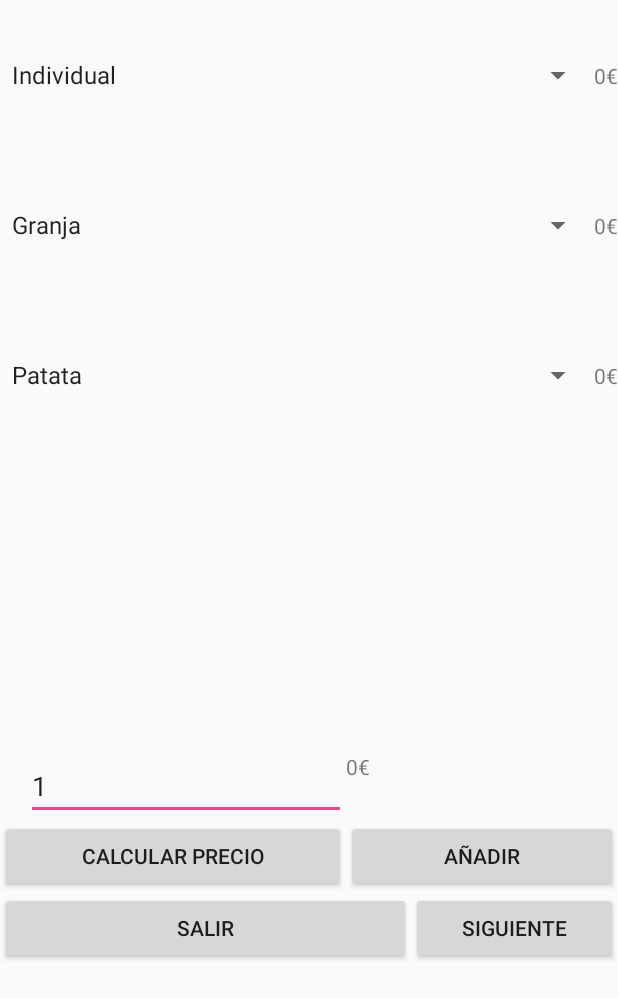
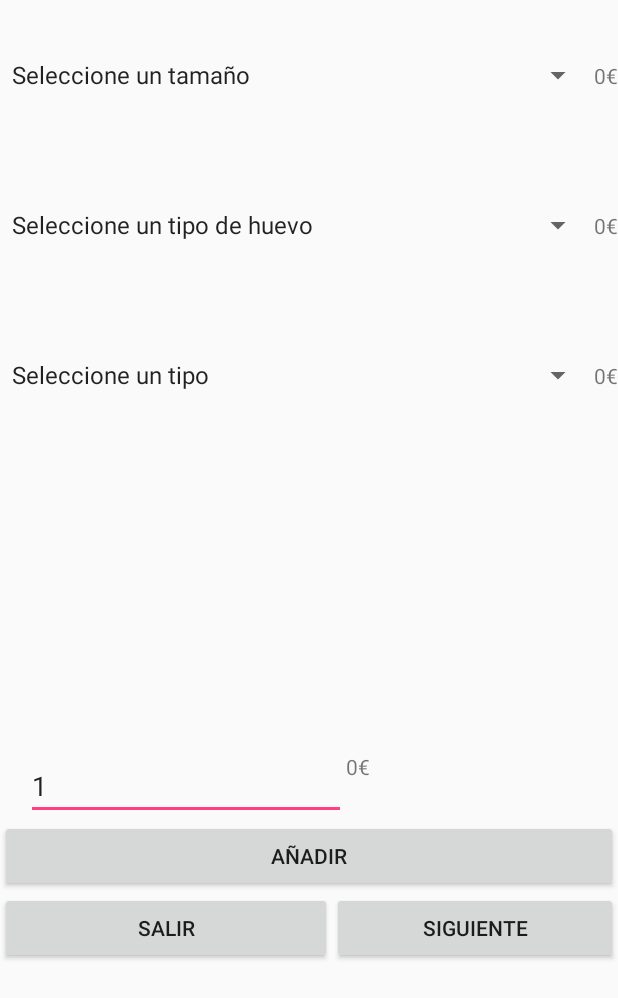
Before and after one commit to Iborrezo/ProyectoAndroid, an Android app: the Pedido screen opened directly, with no data from a screen before it, on a phone screen of 412 x 824 dp. Shown: the top 998 px of the screen. Run offline under Robolectric (Android 15) with nearby library versions, the phone set to English and light mode, and no system bars; 3 statements that could not run were skipped.

Commit message:
Casi terminado

```diff
--- a/app/src/main/java/com/example/adminportatil/cebanctortillas/Pedido.java
+++ b/app/src/main/java/com/example/adminportatil/cebanctortillas/Pedido.java
@@ -5,6 +5,7 @@ import android.app.Activity;
 import android.content.Intent;
 import android.os.Bundle;
 import android.view.View;
+import android.widget.AdapterView;
 import android.widget.ArrayAdapter;
 import android.widget.Button;
 import android.widget.EditText;
@@ -21,16 +22,16 @@ public class Pedido extends Activity {
     private Button btnAñadir;
     private Button btnSalir;
     private Button btnSiguiente;
-    private Button btnCalcular;
     private EditText edtCantidad;
     private TextView txtTamaño;
     private TextView txtTipo;
     private TextView txtHuevo;
     private TextView txtCantidadTot;
+    private Toast toast1;
 
-    final int prTamaño[] = {5, 9};
-    final double prTipo[] = {3, 2, 2.5, 4, 3.5, 3};
-    final int prHuevo[] = {1, 2, 3};
+    final int prTamaño[] = {0, 5, 9};
+    final double prTipo[] = {0, 3, 2, 2.5, 4, 3.5, 3};
+    final int prHuevo[] = {0, 1, 2, 3};
 
     ArrayList<Producto> listaCompra = new ArrayList<Producto>();
 
@@ -50,18 +51,17 @@ public class Pedido extends Activity {
         btnAñadir = (Button) findViewById(R.id.btnAñadir);
         btnSalir = (Button) findViewById(R.id.btnSalir);
         btnSiguiente = (Button) findViewById(R.id.btnSiguiente);
-        btnCalcular = (Button) findViewById(R.id.btnCalcular);
         edtCantidad = (EditText) findViewById(R.id.edtCantidad);
         txtTamaño = (TextView) findViewById(R.id.txtTamaño);
         txtTipo = (TextView) findViewById(R.id.txtTipo);
         txtHuevo = (TextView) findViewById(R.id.txtHuevo);
         txtCantidadTot = (TextView) findViewById(R.id.txtCantidadTot);
 
-        String[] tamaño = {"Individual", "Familiar"};
+        String[] tamaño = {"Seleccione un tamaño", "Individual", "Familiar"};
         ArrayAdapter<String> adapTamaño = new ArrayAdapter<String>(this, android.R.layout.simple_spinner_item, tamaño);
-        String[] tipo = {"Patata", "Verduras", "Bacalao", "Jamón Ibérico", "Queso Idiazabal", "Hongos"};
+        String[] tipo = {"Seleccione un tipo", "Patata", "Verduras", "Bacalao", "Jamón Ibérico", "Queso Idiazabal", "Hongos"};
         ArrayAdapter<String> adapTipo = new ArrayAdapter<String>(this, android.R.layout.simple_spinner_item, tipo);
-        String[] huevo = {"Granja", "Campero", "Ecológico"};
+        String[] huevo = {"Seleccione un tipo de huevo", "Granja", "Campero", "Ecológico"};
         ArrayAdapter<String> adapHuevo = new ArrayAdapter<String>(this, android.R.layout.simple_spinner_item, huevo);
 
 
@@ -77,13 +77,6 @@ public class Pedido extends Activity {
             }
         });
 
-        btnCalcular.setOnClickListener(new View.OnClickListener() {
-            @Override
-            public void onClick(View v) {
-                int cantidad = Integer.parseInt(edtCantidad.getText().toString());
-                ActualizarPrecio(cantidad);
-            }
-        });
 
         btnSiguiente.setOnClickListener(new View.OnClickListener() {
             @Override
@@ -91,11 +84,54 @@ public class Pedido extends Activity {
                 next(infPers);
             }
         });
+        spTipo.setOnItemSelectedListener(
+                new AdapterView.OnItemSelectedListener() {
+                    public void onItemSelected(
+                            AdapterView<?> parent, View view, int position, long id) {
+                        if(edtCantidad.getText().equals("")){
+                            edtCantidad.setText("1");
+                            ActualizarPrecio(Integer.parseInt(edtCantidad.getText().toString()));
+                        }
+                    }
+
+                    public void onNothingSelected(AdapterView<?> parent) {
+
+                    }
+                });
+        spHuevo.setOnItemSelectedListener(
+                new AdapterView.OnItemSelectedListener() {
+                    public void onItemSelected(
+                            AdapterView<?> parent, View view, int position, long id) {
+                        if(edtCantidad.getText().equals("")){
+                            edtCantidad.setText("1");
+                            ActualizarPrecio(Integer.parseInt(edtCantidad.getText().toString()));
+                        }
+                    }
+
+                    public void onNothingSelected(AdapterView<?> parent) {
+
+                    }
+                });
+        spTamaño.setOnItemSelectedListener(
+                new AdapterView.OnItemSelectedListener() {
+                    public void onItemSelected(
+                            AdapterView<?> parent, View view, int position, long id) {
+                        if(edtCantidad.getText().equals("")){
+                         edtCantidad.setText("1");
+                            ActualizarPrecio(Integer.parseInt(edtCantidad.getText().toString()));
+                        }
+                    }
+
+                    public void onNothingSelected(AdapterView<?> parent) {
+
+                    }
+                });
 
 
     }
 
     private void Añadir() {
+        if (validarDatos()) {
             String tipo = spTipo.getSelectedItem().toString();
             String tamaño = spTamaño.getSelectedItem().toString();
             String huevo = spHuevo.getSelectedItem().toString();
@@ -106,10 +142,11 @@ public class Pedido extends Activity {
             precio = CalcularPrecio();
             descripcion = (tipo + "," + tamaño + "," + huevo);
             listaCompra.add(new Producto(precio, cantidad, descripcion));
-        Toast toast1;
+
             toast1 = Toast.makeText(getApplicationContext(), "Se ha añadido " + cantidad + " tortilla/s de: " + tipo + " con huevos '" + huevo + "' de tamaño: " + tamaño + ".", Toast.LENGTH_SHORT);
             toast1.show();
 
+        }
     }
 
     private void ActualizarPrecio(int cantidad) {
@@ -140,5 +177,31 @@ public class Pedido extends Activity {
 
     }
 
-
+    private boolean validarDatos() {
+        if(spTamaño.getSelectedItemPosition()>0){
+            if(spHuevo.getSelectedItemPosition()>0){
+                if (spTipo.getSelectedItemPosition()>0){
+                    if (edtCantidad.getText().toString().equals("") || Integer.parseInt(edtCantidad.getText().toString())==0){
+                        toast1 = Toast.makeText(getApplicationContext(), "La cantidad tiene que ser superior a 0", Toast.LENGTH_SHORT);
+                        toast1.show();
+                        return false;
+                    }else{
+                        return true;
                     }
+                }else{
+                    toast1 = Toast.makeText(getApplicationContext(), "Seleccione un ingrediente principal", Toast.LENGTH_SHORT);
+                    toast1.show();
+                    return false;
+                }
+            }else{
+                toast1 = Toast.makeText(getApplicationContext(), "Seleccione un tipo de huevo", Toast.LENGTH_SHORT);
+                toast1.show();
+                return false;
+            }
+        }else{
+            toast1 = Toast.makeText(getApplicationContext(), "Seleccione un tamaño", Toast.LENGTH_SHORT);
+            toast1.show();
+            return false;
+        }
+    }
+}
--- a/app/src/main/res/layout/activity_pedido.xml
+++ b/app/src/main/res/layout/activity_pedido.xml
@@ -104,13 +104,6 @@
                 android:layout_height="match_parent" >
 
                 <Button
-                    android:text="@string/btnCalcular"
-                    android:layout_width="wrap_content"
-                    android:layout_height="wrap_content"
-                    android:id="@+id/btnCalcular"
-                    android:elevation="1dp" />
-
-                <Button
                     android:text="@string/btnAñadir"
                     android:layout_width="wrap_content"
                     android:layout_height="match_parent"
@@ -124,17 +117,17 @@
 
                 <Button
                     android:text="@string/btnSalir"
-                    android:layout_width="match_parent"
                     android:layout_height="wrap_content"
                     android:layout_weight="1"
-                    android:id="@+id/btnSalir" />
+                    android:id="@+id/btnSalir"
+                    android:layout_width="30px" />
 
                 <Button
                     android:text="@string/btnSiguiente"
-                    android:layout_width="match_parent"
                     android:layout_height="wrap_content"
                     android:layout_weight="1"
-                    android:id="@+id/btnSiguiente" />
+                    android:id="@+id/btnSiguiente"
+                    android:layout_width="300px" />
             </TableRow>
 
         </TableLayout>
--- a/app/src/main/res/values/strings.xml
+++ b/app/src/main/res/values/strings.xml
@@ -15,6 +15,9 @@
     <string name="btnAceptar">Aceptar</string>
     <string name="btnCancelar">Cancelar</string>
     <string name="btnCalcular">Calcular precio</string>
+    <string name="btnMas">+</string>
+    <string name="btnMenos">-</string>
+    <string name="btnQuitar">X</string>
 
 
     <!-- TODO: Remove or change this placeholder text -->
```
Also changed, not shown: app/src/main/java/com/example/adminportatil/cebanctortillas/Bebidas.java (+18 -4 lines), app/src/main/java/com/example/adminportatil/cebanctortillas/Producto.java (+9 -0 lines), app/src/main/java/com/example/adminportatil/cebanctortillas/Resumen.java (+118 -7 lines), app/src/main/res/layout/activity_bebidas.xml (+24 -9 lines), app/src/main/res/layout/activity_resumen.xml (+51 -13 lines). Lines whose indentation alone changed are shown as unchanged.
